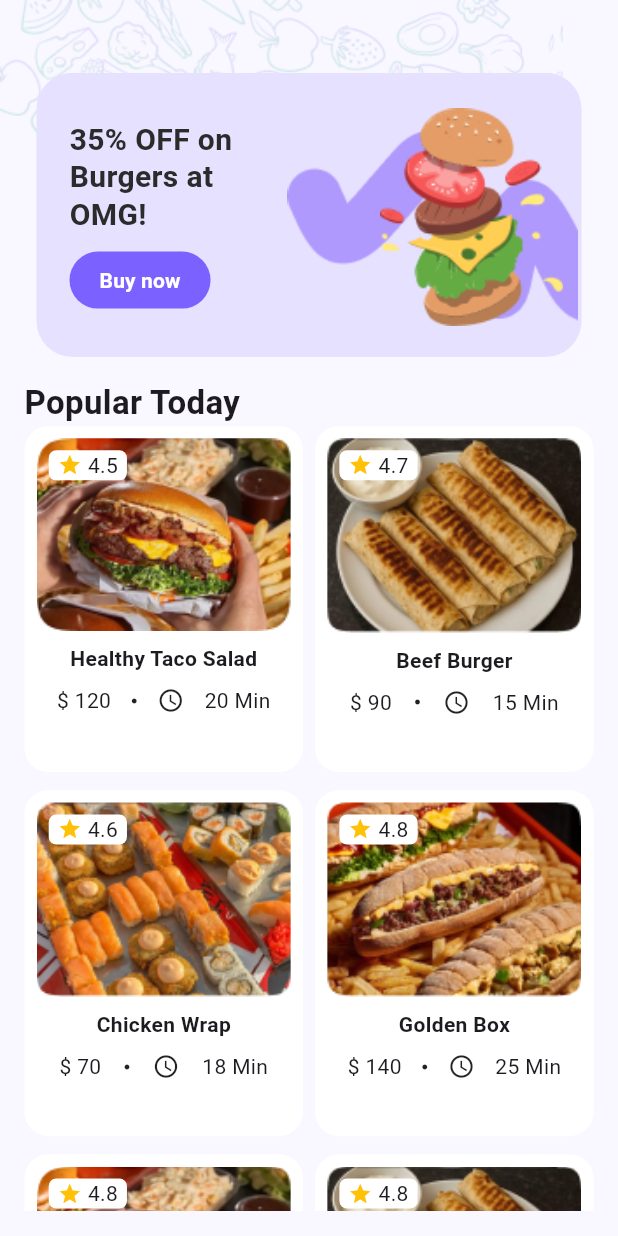
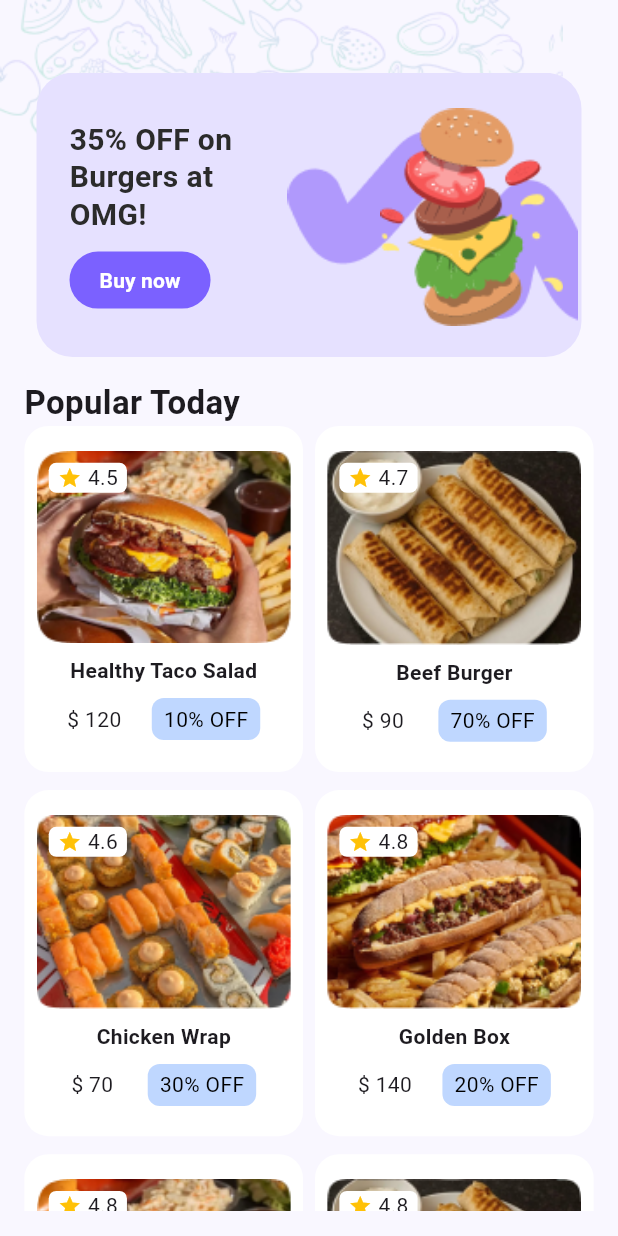
Before and after one commit to nadamansoor/Eat2Beat, a Flutter app: the OffersTab screen opened by its route, on a phone screen of 412 x 824 dp. Run offline on Flutter 3.47's test engine with Material 3 defaults, Android fonts, the phone set to English and light mode, and no system bars; our stand-ins replace pin_code_fields; missing offline and left inert: flutter_floating_bottom_bar.

Commit message:
edit sale part + container size

```diff
--- a/lib/data/dummy_offer_data.dart
+++ b/lib/data/dummy_offer_data.dart
@@ -22,72 +22,72 @@ final List<FoodModel> foodList = [
       name: 'Healthy Taco Salad',
       image: AppImages.food1,
       price: '120',
-      time: '20 Min',
+      sale: '10% OFF',
       rate: 4.5),
   FoodModel(
       name: 'Beef Burger',
       image: AppImages.food2,
       price: '90',
-      time: '15 Min',
+      sale: '70% OFF',
       rate: 4.7),
   FoodModel(
       name: 'Chicken Wrap',
       image: AppImages.food3,
       price: '70',
-      time: '18 Min',
+      sale: '30% OFF',
       rate: 4.6),
   FoodModel(
       name: 'Golden Box',
       image: AppImages.food4,
       price: '140',
-      time: '25 Min',
+      sale: '20% OFF',
       rate: 4.8),
   FoodModel(
       name: 'Golden Box',
       image: AppImages.food5,
       price: '140',
-      time: '25 Min',
+      sale: '50% OFF',
       rate: 4.8),
   FoodModel(
       name: 'Golden Box',
       image: AppImages.food6,
       price: '140',
-      time: '25 Min',
+      sale: '40% OFF',
       rate: 4.8),
   FoodModel(
       name: 'Golden Box',
       image: AppImages.food7,
       price: '140',
-      time: '25 Min',
+      sale: '10% OFF',
       rate: 4.8),
   FoodModel(
       name: 'Golden Box',
       image: AppImages.food8,
       price: '140',
-      time: '25 Min',
+      sale: '10% OFF',
       rate: 4.8),
   FoodModel(
       name: 'Golden Box',
       image: AppImages.food9,
       price: '140',
-      time: '25 Min',
+      sale: '70% OFF',
       rate: 4.8),
   FoodModel(
       name: 'Golden Box',
       image: AppImages.food10,
       price: '140',
-      time: '25 Min',
+      sale: '10% OFF',
       rate: 4.8),
   FoodModel(
       name: 'Golden Box',
       image: AppImages.food11,
       price: '140',
-      time: '25 Min',
+      sale: '40% OFF',
       rate: 4.8),
   FoodModel(
       name: 'Golden Box',
       image: AppImages.food12,
       price: '140',
-      time: '25 Min',
+      sale: '10% OFF',
       rate: 4.8),
 ];
--- a/lib/models/offers_model.dart
+++ b/lib/models/offers_model.dart
@@ -2,14 +2,14 @@ class FoodModel {
   final String name;
   final String image;
   final String price;
-  final String time;
+  final String sale;
   final double rate;
 
   FoodModel({
     required this.name,
     required this.image,
     required this.price,
-    required this.time,
+    required this.sale,
     required this.rate,
   });
 }
--- a/lib/screens/home/tabs/offers/food_card.dart
+++ b/lib/screens/home/tabs/offers/food_card.dart
@@ -18,7 +18,7 @@ class FoodCard extends StatelessWidget {
     return Container(
       padding: EdgeInsets.symmetric(
         horizontal: screenWidth * 0.02,
-        vertical: screenHeight * 0.01,
+        vertical: screenHeight * 0.02,
       ),
       decoration: BoxDecoration(
         color: Colors.white,
@@ -67,9 +67,14 @@ class FoodCard extends StatelessWidget {
             mainAxisAlignment: MainAxisAlignment.spaceEvenly,
             children: [
               Text('\$ ${item.price}'),
-              const Icon(Icons.circle, size: 4),
-              const Icon(Icons.watch_later_outlined, size: 18),
-              Text(item.time),
+
+             Container(
+              padding: const EdgeInsets.symmetric(horizontal: 8, vertical: 4),
+              decoration: BoxDecoration(
+                 color: const Color.fromARGB(255, 175, 205, 255).withOpacity(0.8),
+                 borderRadius: BorderRadius.circular(8),
+              ),
+              child: Text(item.sale, style: const TextStyle(color: Colors.black))),
             ],
           )
         ],
```
